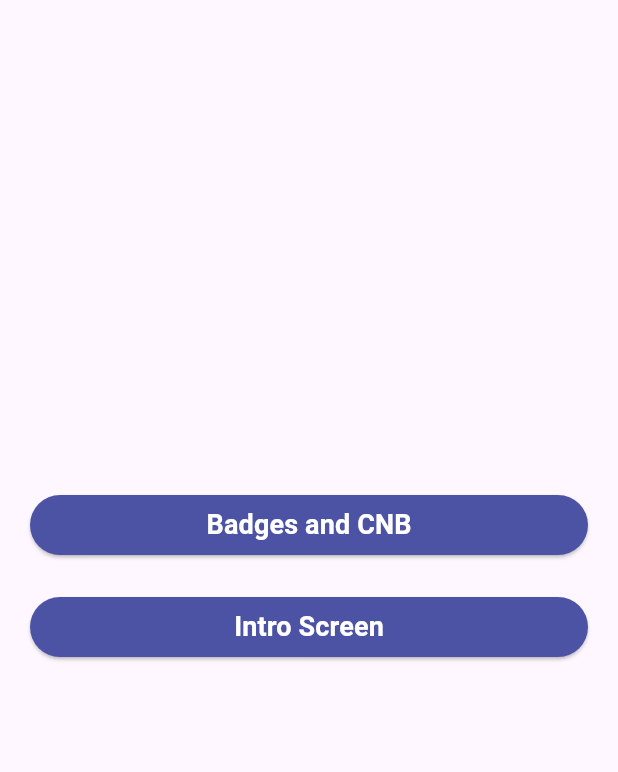
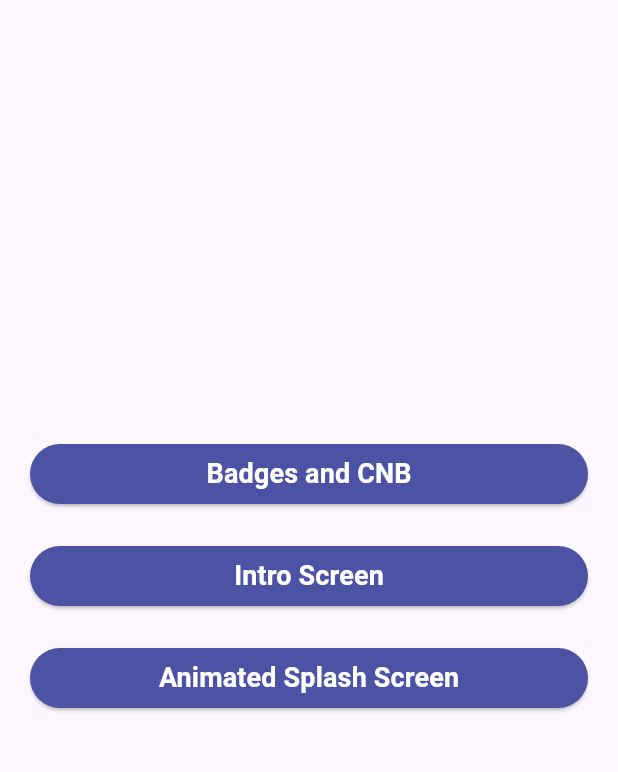
Before and after one commit to shinnkura/app_ui_design, a Flutter app: the screen it shows after launch, on a phone screen of 412 x 824 dp, the part 84-856 px from its top. Run offline on Flutter 3.47's test engine with Material 2 defaults, Android fonts, the phone set to English and light mode, and no system bars; our stand-ins replace animated_splash_screen, badges, curved_navigation_bar, device_preview, flutter_rating_bar, google_nav_bar and 3 more; missing offline and left inert: clippy_flutter.

Commit message:
Add : メイン画面でanimatedSplashScreenを追加

```diff
--- a/lib/main.dart
+++ b/lib/main.dart
@@ -3,6 +3,7 @@ import 'package:device_preview/device_preview.dart';
 import 'package:flutter/foundation.dart';
 import 'package:flutter/material.dart';
 
+import 'animated_splash_screen/main.dart';
 import 'components/button.dart';
 import 'intro_screen/main.dart';
 
@@ -38,6 +39,7 @@ class MyHome extends StatelessWidget {
         '/': (context) => MyApp(),
         'badges': (context) => BadgesAndCNBApp(),
         'intro': (context) => IntroApp(),
+        'animatedSplashScreen': (context) => SplashScreen(),
       },
       locale: DevicePreview.locale(context),
       builder: DevicePreview.appBuilder,
@@ -89,6 +91,15 @@ class MyApp extends StatelessWidget {
                     },
                     disable: false,
                   ),
+                  SizedBox(height: 20),
+                  Button(
+                    width: double.infinity,
+                    title: 'Animated Splash Screen',
+                    onPressed: () {
+                      Navigator.of(context).pushNamed('animatedSplashScreen');
+                    },
+                    disable: false,
+                  ),
                 ],
               ),
             ),
```
